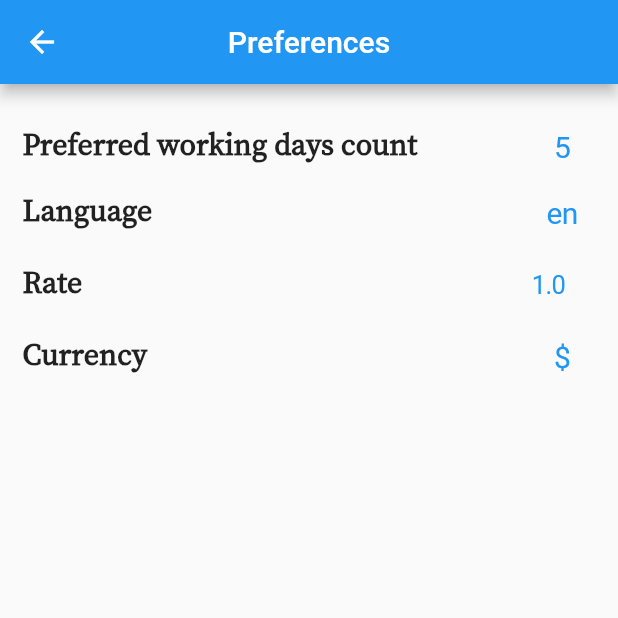
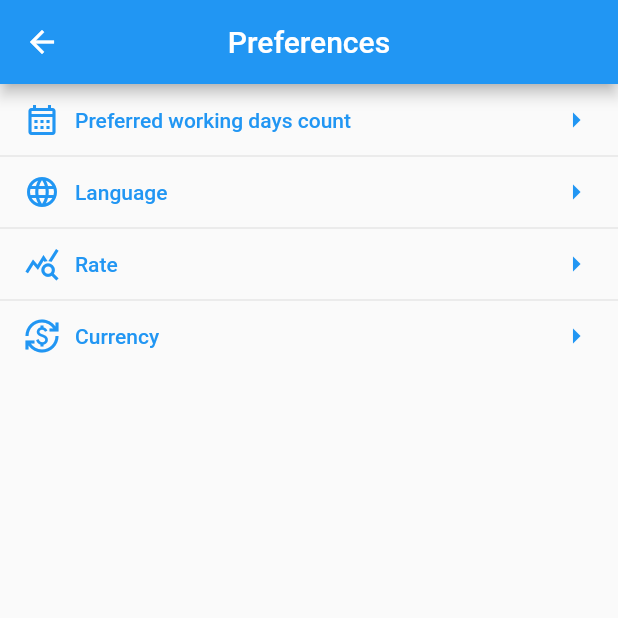
Before and after one commit to DenTray/ronasit-assistant, a Flutter app: the Preferences screen opened by its route, on a phone screen of 412 x 824 dp, the top half of it. Run offline on Flutter 3.47's test engine with Material 2 defaults, Android fonts, the phone set to English and light mode, and no system bars; our stand-ins replace auto_size_text, flutter_bloc, flutter_phoenix, shared_preferences, shimmer; missing offline and left inert: currency_formatter; accounts and stored records are empty; generated files the repository leaves out were written again.

Commit message:
fix: bug with daily plan complete, refactor preferences screen

```diff
--- a/lib/src/support/types/time.dart
+++ b/lib/src/support/types/time.dart
@@ -24,7 +24,7 @@ class Time {
   }
 
   bool gte(double hours) {
-    return _hours >= hours;
+    return toDouble() >= hours;
   }
 
   bool lte(double hours) {
--- a/lib/src/ui/preferences.dart
+++ b/lib/src/ui/preferences.dart
@@ -34,24 +34,13 @@ class _PreferencesState extends State<Preferences> {
           return Scaffold(
             appBar: AppBar(title: Text(AppLocalizations.of(context)!.appBarPreferences), centerTitle: true),
             body: Column(children: [
-              const Padding(padding: EdgeInsets.only(top: 20)),
-              prefferedWorkingDaysCountSetting(state.workingDaysCount, (int selectedItem) => context.read<SettingsBloc>().add(UpdateWorkingDaysCountEvent(selectedItem + 1))),
-              languageSetting(state.locale, (int index) {
-                context.read<SettingsBloc>().add(UpdateLocaleEvent(_locales[index]));
-                _showChangeLocaleDialog();
-              }),
-              rateSetting(
-                state.rate,
-                (int index) {
-                  context.read<SettingsBloc>().add(UpdateRateEvent(index.toString(), null));
-                },
-                (int index) {
-                  context.read<SettingsBloc>().add(UpdateRateEvent(null, index.toString()));
-                }
-              ),
-              currencySetting(state.rateCurrency, (index) {
-                context.read<SettingsBloc>().add(UpdateRateCurrencyEvent(_currencies[index]));
-              }),
+              prefferedWorkingDaysCountSetting(context, state.workingDaysCount, context.read<SettingsBloc>()),
+              const Divider(height: 0),
+              languageSetting(context, state.locale, context.read<SettingsBloc>()),
+              const Divider(height: 0),
+              rateSetting(state.rate, context.read<SettingsBloc>()),
+              const Divider(height: 0),
+              currencySetting(context, context.read<SettingsBloc>(), state.rateCurrency),
             ])
           );
         }
@@ -59,84 +48,54 @@ class _PreferencesState extends State<Preferences> {
     );
   }
 
-  Widget prefferedWorkingDaysCountSetting(currentValue, changeValueCallback) {
-    return Row(
-      children: [
-        const Padding(padding: EdgeInsets.only(left: 15)),
-        Text(AppLocalizations.of(context)!.textPreferredDaysCount),
-        const Spacer(),
-        CupertinoButton(
-          padding: EdgeInsets.zero,
-          child: Text(currentValue.toString(), style: const TextStyle(fontSize: 20.0)),
-          onPressed: () => UIHelpers.displayCupertinoDialog(
-            context,
-            CupertinoDialog(
+  Widget prefferedWorkingDaysCountSetting(context, currentValue, bloc) {
+    return preferenceItem(
+      () => UIHelpers.displayCupertinoDialog(context, CupertinoDialog(
         items: _daysCount,
         currentItem: currentValue,
-              onSelectedItemChangedCallback: changeValueCallback
-            )
-          )
-        ),
-        const Padding(padding: EdgeInsets.only(left: 15))
-      ]
+        onSelectedItemChangedCallback: (int selectedItem) => bloc.add(UpdateWorkingDaysCountEvent(selectedItem + 1))
+      )),
+      Icons.calendar_month_outlined,
+      AppLocalizations.of(context)!.textPreferredDaysCount
     );
   }
 
-  Widget currencySetting(currentValue, selectItemCallback) {
-    return Row(
-      children: [
-        const Padding(padding: EdgeInsets.only(left: 15)),
-        Text(AppLocalizations.of(context)!.textCurrency),
-        const Spacer(),
-        CupertinoButton(
-          padding: EdgeInsets.zero,
-          child: Text(currentValue, style: const TextStyle(fontSize: 20.0)),
-          onPressed: () => UIHelpers.displayCupertinoDialog(
+  Widget currencySetting(context, bloc, currentValue) {
+    return preferenceItem(
+      () => UIHelpers.displayCupertinoDialog(
         context,
         CupertinoDialog(
           items: _currencies,
           currentItem: currentValue,
-              onSelectedItemChangedCallback: selectItemCallback
-            )
+          onSelectedItemChangedCallback: (index) => bloc.add(UpdateRateCurrencyEvent(_currencies[index]))
         )
       ),
-        const Padding(padding: EdgeInsets.only(left: 15))
-      ]
+      Icons.currency_exchange,
+      AppLocalizations.of(context)!.textCurrency
     );
   }
 
-  Widget languageSetting(currentValue, changeValueCallback) {
-    return Row(
-      children: [
-        const Padding(padding: EdgeInsets.only(left: 15)),
-        Text(AppLocalizations.of(context)!.textLanguage),
-        const Spacer(),
-        CupertinoButton(
-          padding: EdgeInsets.zero,
-          child: Text(currentValue, style: const TextStyle(fontSize: 20.0)),
-          onPressed: () => UIHelpers.displayCupertinoDialog(
+  Widget languageSetting(context, currentValue, bloc) {
+    return preferenceItem(
+      () => UIHelpers.displayCupertinoDialog(
         context,
         CupertinoDialog(
           items: _locales,
           currentItem: currentValue,
-              onSelectedItemChangedCallback: changeValueCallback
-            )
+          onSelectedItemChangedCallback: (int index) {
+            bloc.add(UpdateLocaleEvent(_locales[index]));
+            _showChangeLocaleDialog();
+          }
         )
       ),
-        const Padding(padding: EdgeInsets.only(left: 15))
-      ]
+      Icons.language,
+      AppLocalizations.of(context)!.textLanguage
     );
   }
 
-  Widget rateSetting(currentValue, intPartChangeCallback, decimalPartChangeCallback) {
-    return Row(
-      children: [
-        const Padding(padding: EdgeInsets.only(left: 15)),
-        Text(AppLocalizations.of(context)!.textRate),
-        const Spacer(),
-        CupertinoButton(
-          child: Text(currentValue.toString()),
-          onPressed: () => UIHelpers.displayCupertinoDialog(
+  Widget rateSetting(currentValue, bloc) {
+    return preferenceItem(
+      () => UIHelpers.displayCupertinoDialog(
         context,
         height: 500.0,
         Container(
@@ -148,10 +107,10 @@ class _PreferencesState extends State<Preferences> {
             children: [
               Expanded(
                 child: CupertinoPicker(
-                      scrollController: FixedExtentScrollController(initialItem: currentValue.toInt() ),
+                  scrollController: FixedExtentScrollController(initialItem: currentValue.toInt()),
                   itemExtent: 32.0,
                   backgroundColor: Colors.white,
-                      onSelectedItemChanged: intPartChangeCallback,
+                  onSelectedItemChanged: (int index) => bloc.add(UpdateRateEvent(index.toString(), null)),
                   children: List.generate(1001, (int index) => Center(child: Text(index.toString())))
                 ),
               ),
@@ -161,17 +120,16 @@ class _PreferencesState extends State<Preferences> {
                   scrollController: FixedExtentScrollController(initialItem: int.parse(currentValue.toString().split('.')[1])),
                   itemExtent: 32.0,
                   backgroundColor: Colors.white,
-                      onSelectedItemChanged: decimalPartChangeCallback,
+                  onSelectedItemChanged: (int index) => bloc.add(UpdateRateEvent(null, index.toString())),
                   children: List.generate(100, (int index) => Center(child: Text(index.toString().padLeft(2, '0'))))
                 )
               ),
             ],
           ),
         )
-          )
       ),
-        const Padding(padding: EdgeInsets.only(left: 15))
-      ],
+      Icons.query_stats_outlined,
+      AppLocalizations.of(context)!.textRate
     );
   }
 
@@ -195,4 +153,25 @@ class _PreferencesState extends State<Preferences> {
       )
     );
   }
+
+  Widget preferenceItem(onPressCallback, IconData icon, String label) {
+    return OutlinedButton(
+      onPressed: onPressCallback,
+      style: OutlinedButton.styleFrom(
+        side: const BorderSide(style: BorderStyle.none),
+        fixedSize: Size(MediaQuery.of(context).size.width, 44)
+      ),
+      child: Row(
+        mainAxisAlignment: MainAxisAlignment.spaceBetween,
+        children: [
+          Row(children: [
+            Icon(icon),
+            const Padding(padding: EdgeInsets.only(left: 10)),
+            Text(label),
+          ]),
+          const Icon(Icons.arrow_right)
+        ]
+      )
+    );
   }
+}
```
Lines whose indentation alone changed are shown as unchanged.
